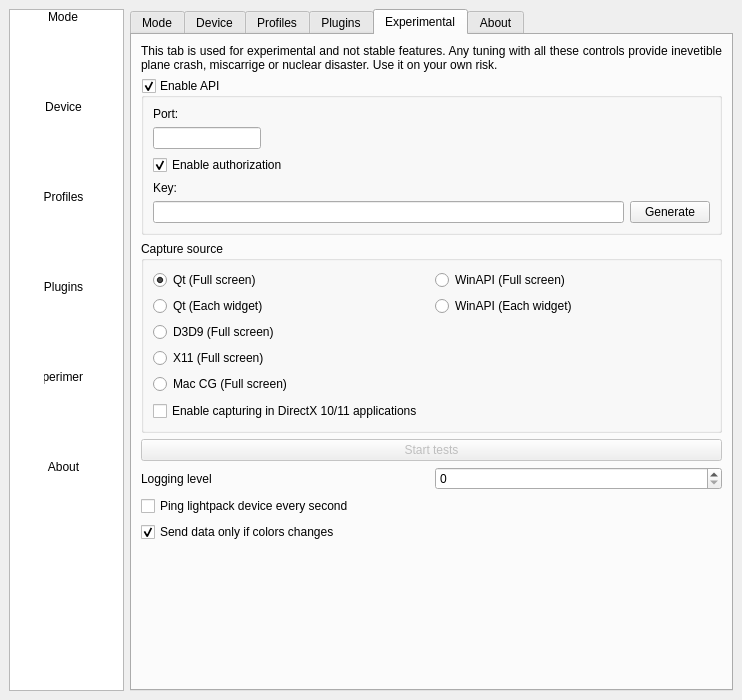
Old version of the form Software/src/SettingsWindow.ui in the repository Atarity/Lightpack.
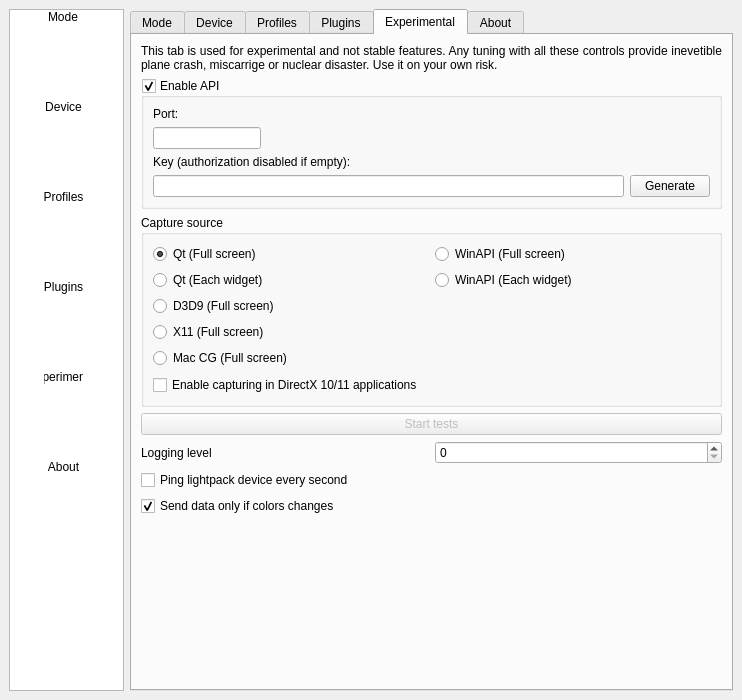
New version of the form. The open tabs and pages were chosen to show the change. Icons and pictures are not drawn. Custom widgets are drawn as their Qt base class.

Commit message: UI fixes + donate button

The edit to the form file:
```diff
--- a/Software/src/SettingsWindow.ui
+++ b/Software/src/SettingsWindow.ui
@@ -2003,27 +2003,14 @@
              </property>
             </widget>
            </item>
-           <item row="3" column="0">
-            <widget class="QCheckBox" name="checkBox_IsApiAuthEnabled">
-             <property name="text">
-              <string>Enable authorization</string>
-             </property>
-             <property name="checkable">
-              <bool>true</bool>
-             </property>
-             <property name="checked">
-              <bool>true</bool>
-             </property>
-            </widget>
-           </item>
-           <item row="5" column="2">
+           <item row="4" column="2">
             <widget class="QPushButton" name="pushButton_GenerateNewApiKey">
              <property name="text">
               <string>Generate</string>
              </property>
             </widget>
            </item>
-           <item row="5" column="0">
+           <item row="4" column="0">
             <widget class="QLineEdit" name="lineEdit_ApiKey">
              <property name="minimumSize">
               <size>
@@ -2051,13 +2038,13 @@
              </property>
             </widget>
            </item>
-           <item row="4" column="0">
+           <item row="3" column="0">
             <widget class="QLabel" name="label_ApiKey">
              <property name="styleSheet">
               <string notr="true">margin-left:2em; margin-top:0</string>
              </property>
              <property name="text">
-              <string>Key:</string>
+              <string>Key (authorization disabled if empty):</string>
              </property>
              <property name="buddy">
               <cstring>lineEdit_ApiKey</cstring>
```
Left out of the diff: 77 changed lines with no effect on the pictures. The commit also changes 4 other files.
